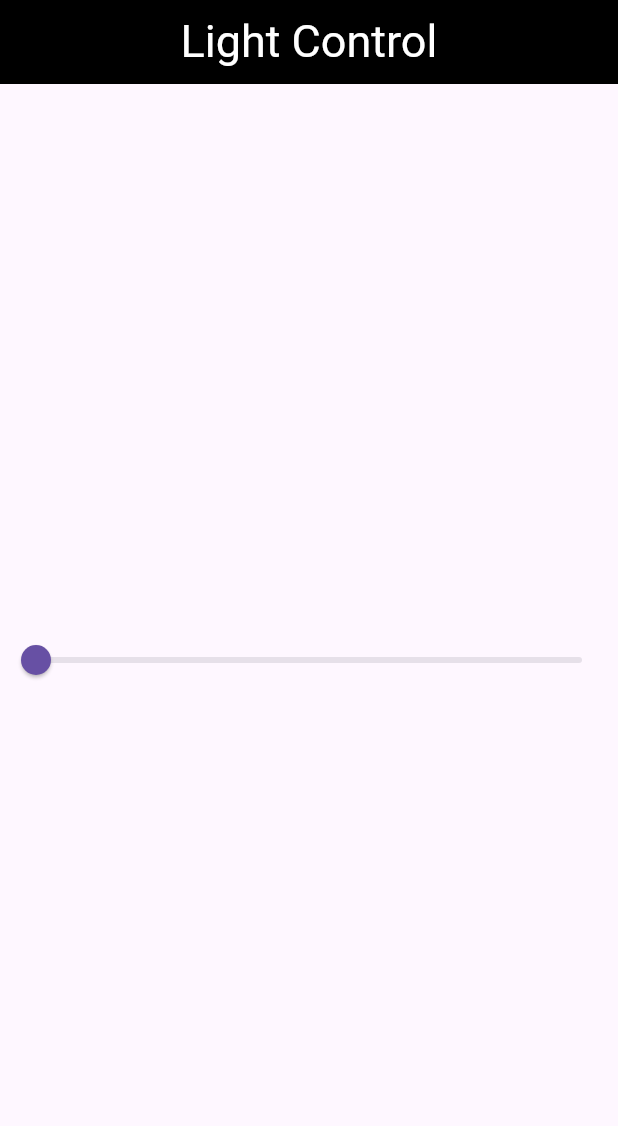
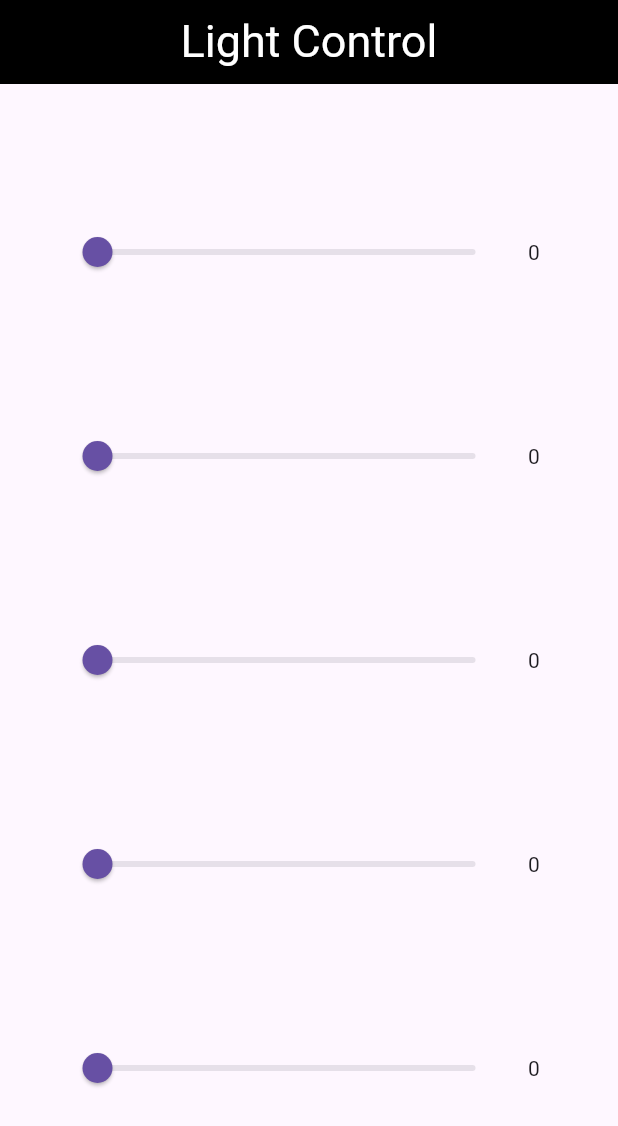
Before and after one commit to Eternite0/LightControlApp, a Flutter app: the screen it shows after launch, on a phone screen of 412 x 824 dp. Shown: the top 1126 px of the screen. Run offline on Flutter 3.47's test engine with Material 3 defaults, Android fonts, the phone set to English and light mode, and no system bars.

Commit message:
slider add
add 5 slider with value

```diff
--- a/lib/Screen/item.dart
+++ b/lib/Screen/item.dart
@@ -8,22 +8,125 @@ class Item extends StatefulWidget {
 }
 
 class _MyWidgetState extends State<Item> {
-
+  double sliderWidth = 300;
+  double Val0 = 0;
   double Val1 = 0;
+  double Val2 = 0;
+  double Val3 = 0;
+  double Val4 = 0;
 
   @override
   Widget build(BuildContext context) {
     return Scaffold(
-      body: Column(
-        mainAxisAlignment: MainAxisAlignment.center,
+      body: Container(
+          child: Column(
+        mainAxisAlignment: MainAxisAlignment.spaceEvenly,
         children: [
-          Slider(value: Val1, onChanged: (value) {
-            setState(() {
-              Val1 = value;
-            });
-          })
+          Row(
+            mainAxisAlignment: MainAxisAlignment.center,
+            children: [
+              SizedBox(
+                width: sliderWidth,
+                child: Slider(
+                  value: Val0,
+                  min: 0,
+                  max: 100,
+                  onChanged: (value) {
+                    setState(() {
+                      Val0 = value;
+                    });
+                  },
+                ),
+              ),
+              sidelabel(Val0)
+            ],
+          ),
+          Row(
+            mainAxisAlignment: MainAxisAlignment.center,
+            children: [
+              SizedBox(
+                width: sliderWidth,
+                child: Slider(
+                  value: Val1,
+                  min: 0,
+                  max: 100,
+                  onChanged: (value) {
+                    setState(() {
+                      Val1 = value;
+                    });
+                  },
+                ),
+              ),
+              sidelabel(Val1)
+            ],
+          ),
+          Row(
+            mainAxisAlignment: MainAxisAlignment.center,
+            children: [
+              SizedBox(
+                width: sliderWidth,
+                child: Slider(
+                  value: Val2,
+                  min: 0,
+                  max: 100,
+                  onChanged: (value) {
+                    setState(() {
+                      Val2 = value;
+                    });
+                  },
+                ),
+              ),
+              sidelabel(Val2)
+            ],
+          ),
+          Row(
+            mainAxisAlignment: MainAxisAlignment.center,
+            children: [
+              SizedBox(
+                width: sliderWidth,
+                child: Slider(
+                  value: Val3,
+                  min: 0,
+                  max: 100,
+                  onChanged: (value) {
+                    setState(() {
+                      Val3 = value;
+                    });
+                  },
+                ),
+              ),
+              sidelabel(Val3)
+            ],
+          ),
+          Row(
+            mainAxisAlignment: MainAxisAlignment.center,
+            children: [
+              SizedBox(
+                width: sliderWidth,
+                child: Slider(
+                  value: Val4,
+                  min: 0,
+                  max: 100,
+                  onChanged: (value) {
+                    setState(() {
+                      Val4 = value;
+                    });
+                  },
+                ),
+              ),
+              sidelabel(Val4)
+            ],
+          ),
         ],
-      ),
+      )),
     );
   }
+
+  Widget sidelabel(double value) => Container(
+        width: 30,
+        child: Text(
+          value.round().toString(),
+          textAlign: TextAlign.center,
+        ),
+      );
 }
```
Also changed, not shown: 1 other file.
